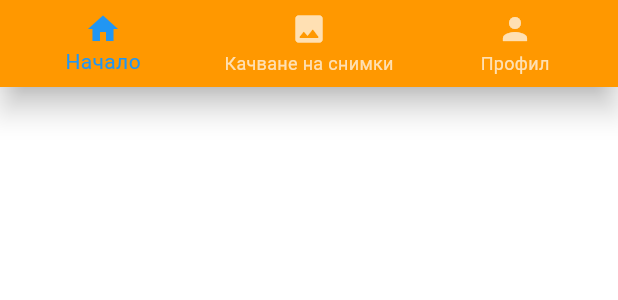
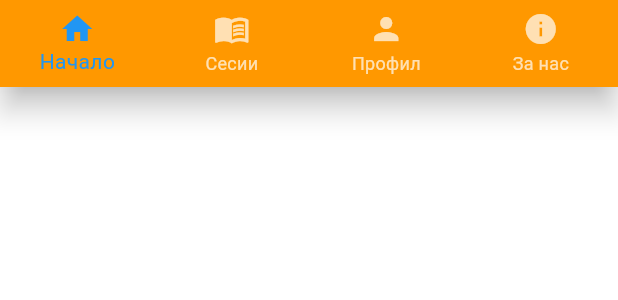
Before and after one commit to Cvet0mir/SnimAI, a Flutter app: the CustomBottomMenu widget shown alone on an empty page, opened directly with empty values, on a phone screen of 412 x 824 dp. Shown: the top 300 px of the screen. Run offline on Flutter 3.47's test engine with Material 3 defaults, Android fonts, the phone set to English and light mode, and no system bars; our stand-ins replace flutter_dotenv, shared_preferences; missing offline and left inert: dart:ffi; accounts and stored records are empty; network calls fail.

Commit message:
Improved the bottom nav menu

```diff
--- a/mobile/lib/core/router/app_router.dart
+++ b/mobile/lib/core/router/app_router.dart
@@ -3,13 +3,13 @@ import 'package:flutter/material.dart';
 import '../../features/login_page.dart';
 import '../../features/register_page.dart';
 import '../../features/splash_screen.dart';
-import '../../features/home_page.dart';
+import '../../features/main_nav_page.dart';
 
 class AppRouter {
   static Map<String, Widget Function(BuildContext)> routes = {
     '/': (context) => const SplashScreen(),
     '/login': (context) => const LoginPage(),
     '/register': (context) => const RegisterPage(),
-    '/home': (context) => const HomePage(),
+    '/home': (context) => const MainNavigationPage(),
   };
 }
--- a/mobile/lib/core/widgets/navigation_menu.dart
+++ b/mobile/lib/core/widgets/navigation_menu.dart
@@ -1,50 +1,40 @@
 import 'package:flutter/material.dart';
-
-import '../../features/home_page.dart';
-import '../../features/sessions_page.dart';
-import '../../features/profile_page.dart';
 
 class CustomBottomMenu extends StatelessWidget {
   final int currentIndex;
+  final Function(int) onTap;
 
-  const CustomBottomMenu({super.key, required this.currentIndex});
-
-  void _navigate(BuildContext context, int index) {
-    if (index == currentIndex) return;
-
-    Widget page;
-
-    switch (index) {
-      case 0:
-        page = const HomePage();
-        break;
-      case 1:
-        page = const SessionsPage();
-        break;
-      case 2:
-        page = const ProfilePage();
-        break;
-      default:
-        page = const HomePage();
-    }
-
-    Navigator.pushReplacement(context, MaterialPageRoute(builder: (_) => page));
-  }
+  const CustomBottomMenu({
+    super.key,
+    required this.currentIndex,
+    required this.onTap,
+  });
 
   @override
   Widget build(BuildContext context) {
     return BottomNavigationBar(
+      type: BottomNavigationBarType.fixed,
       backgroundColor: Colors.orange,
       unselectedItemColor: Colors.white70,
       currentIndex: currentIndex,
-      onTap: (index) => _navigate(context, index),
+      onTap: onTap,
       items: const [
-        BottomNavigationBarItem(icon: Icon(Icons.home), label: "Начало"),
         BottomNavigationBarItem(
-          icon: Icon(Icons.image_rounded),
-          label: "Качване на снимки",
+          icon: Icon(Icons.home),
+          label: 'Начало',
         ),
-        BottomNavigationBarItem(icon: Icon(Icons.person), label: "Профил"),
+        BottomNavigationBarItem(
+          icon: Icon(Icons.menu_book),
+          label: 'Сесии',
+        ),
+        BottomNavigationBarItem(
+          icon: Icon(Icons.person),
+          label: 'Профил',
+        ),
+        BottomNavigationBarItem(
+          icon: Icon(Icons.info),
+          label: 'За нас',
+        ),
       ],
     );
   }
--- a/mobile/lib/features/home_page.dart
+++ b/mobile/lib/features/home_page.dart
@@ -15,8 +15,6 @@ class HomePage extends StatefulWidget {
 }
 
 class _HomePageState extends State<HomePage> {
-  int _selectedIndex = 0;
-
   //  Testing session ------------------------------------
   final String _lastSessionTitle = "Linear Algebra Notes";
   final DateTime _lastSessionCreated =
@@ -172,8 +170,6 @@ class _HomePageState extends State<HomePage> {
           ),
         ),
       ),
-      bottomNavigationBar:
-          CustomBottomMenu(currentIndex: _selectedIndex),
     );
   }
 }
--- a/mobile/lib/features/profile_page.dart
+++ b/mobile/lib/features/profile_page.dart
@@ -20,7 +20,6 @@ class _ProfilePageState extends State<ProfilePage> {
   late Future<UserModel> _profileFuture;
 
   bool _isLoggingOut = false;
-  int _selectedIndex = 2;
 
   @override
   void initState() {
@@ -209,8 +208,6 @@ class _ProfilePageState extends State<ProfilePage> {
                 );
               },
             ),
-      bottomNavigationBar:
-          CustomBottomMenu(currentIndex: _selectedIndex),
     );
   }
 }
--- a/mobile/lib/features/sessions_page.dart
+++ b/mobile/lib/features/sessions_page.dart
@@ -16,8 +16,6 @@ class SessionsPage extends StatefulWidget {
 class _SessionsPageState extends State<SessionsPage> {
   final SessionService _sessionService = SessionService();
   late Future<List<dynamic>> _sessionsFuture;
-
-  int _selectedIndex = 1;
 
   @override
   void initState() {
@@ -113,9 +111,6 @@ class _SessionsPageState extends State<SessionsPage> {
       ),
       floatingActionButtonLocation:
           FloatingActionButtonLocation.endFloat,
-
-      bottomNavigationBar:
-          CustomBottomMenu(currentIndex: _selectedIndex),
     );
   }
 }
```
Also changed, not shown: mobile/lib/features/main_nav_page.dart (added, +42 -0 lines).
